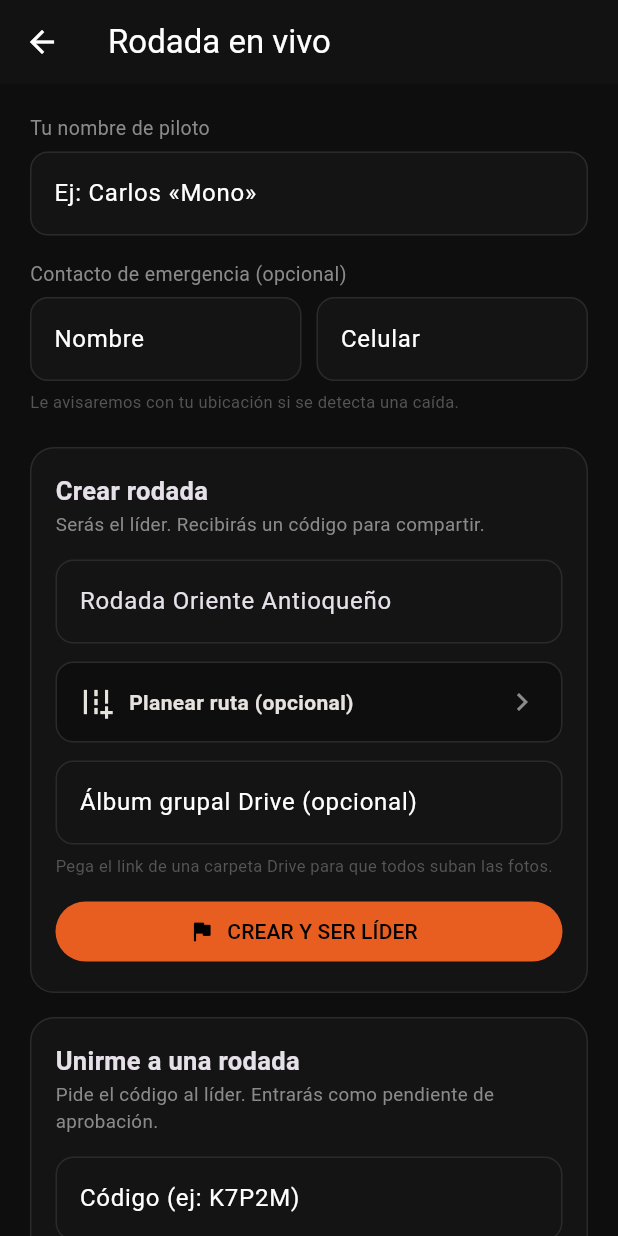
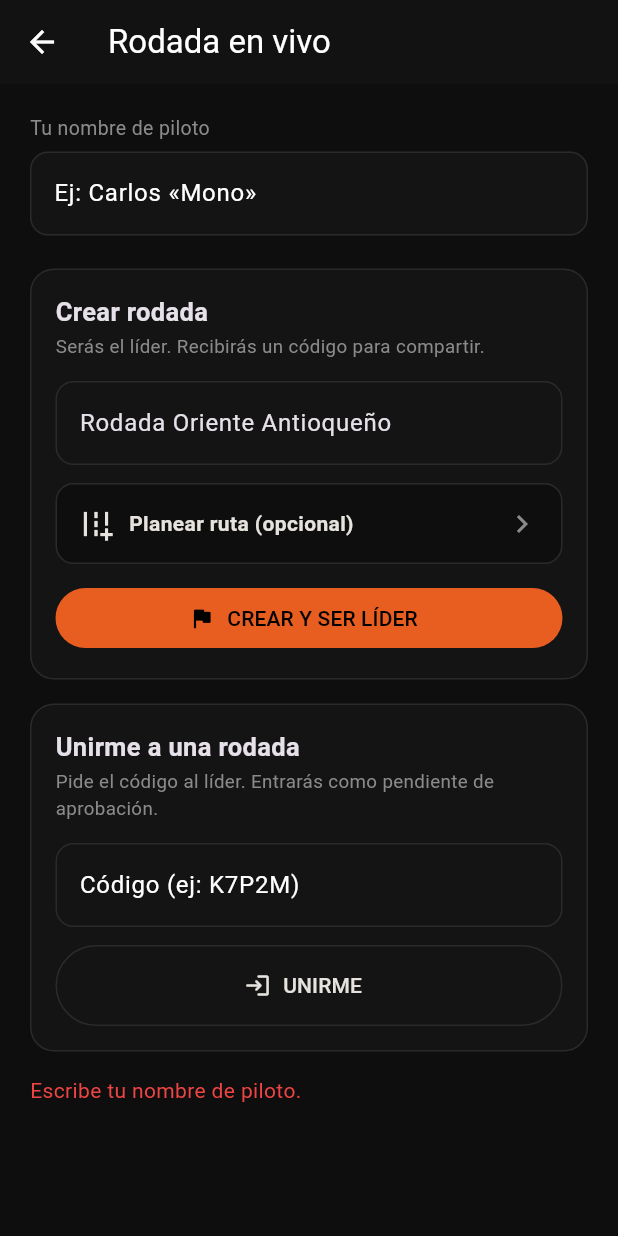
Before and after one commit to multiservicioslavina-commits/gruas, a Flutter app: the RideEntryScreen screen opened directly, after a tap on "CREAR Y SER LÍDER", on a phone screen of 412 x 824 dp. Run offline on Flutter 3.47's test engine with Material 3 defaults, Android fonts, the phone set to English and light mode, and no system bars; our stand-ins replace flutter_map, geolocator, image_picker, latlong2, permission_handler, sensors_plus and 3 more; missing offline and left inert: gal, onesignal_flutter; accounts and stored records are empty.

Commit message:
Limpiar pantalla de rodada y mejorar planificador de ruta
- Quitar sección de contacto de emergencia (no útil)
- Quitar campo de álbum grupal Drive (no útil)
- Geocoding: agregar proximity Medellín por defecto + filtro por types
  para que las búsquedas prioricen Antioquia
- Planificador: reemplazar botón GUARDAR del AppBar por botón grande
  CONFIRMAR RUTA debajo del mapa, más visible y claro

Co-Authored-By: Claude Sonnet 5 <noreply@anthropic.com>
Claude-Session: https://claude.ai/code/session_01Egw2JJ7dhPUc8eYSxZAm3m

```diff
--- a/ridera-ride-live/lib/screens/ride_entry_screen.dart
+++ b/ridera-ride-live/lib/screens/ride_entry_screen.dart
@@ -19,9 +19,6 @@ class _RideEntryScreenState extends State<RideEntryScreen> {
   final _code = TextEditingController();
   final _auth = AuthService();
   final _repo = RideRepository();
-  final _emName = TextEditingController();
-  final _emPhone = TextEditingController();
-  final _driveUrl = TextEditingController();
   bool _busy = false;
   String? _error;
   PlannedRouteResult? _plannedRoute;
@@ -51,11 +48,6 @@ class _RideEntryScreenState extends State<RideEntryScreen> {
 
       await SessionService()
           .save(joinCode: bound.joinCode, isLeader: bound.isLeader, name: name);
-
-      if (_emPhone.text.trim().isNotEmpty) {
-        controller.setEmergencyContact(
-            _emName.text.trim(), _emPhone.text.trim());
-      }
 
       if (!mounted) return;
       Navigator.of(context).pushReplacement(MaterialPageRoute(
@@ -89,7 +81,7 @@ class _RideEntryScreenState extends State<RideEntryScreen> {
       destinationLon: planned?.destinationLon,
       plannedDistanceKm: planned?.route.distanceKm,
       plannedDurationMin: planned?.route.durationMin,
-      driveFolderUrl: _driveUrl.text.trim(),
+      driveFolderUrl: '',
     );
     return _Bound(ride.id, ride.name, ride.joinCode, true);
   }
@@ -126,27 +118,6 @@ class _RideEntryScreenState extends State<RideEntryScreen> {
                 controller: _name,
                 textCapitalization: TextCapitalization.words,
                 decoration: _dec('Ej: Carlos «Mono»')),
-            const SizedBox(height: 16),
-            const Text('Contacto de emergencia (opcional)',
-                style: TextStyle(color: RColors.inkDim, fontSize: 13)),
-            const SizedBox(height: 6),
-            Row(children: [
-              Expanded(
-                  child: TextField(
-                      controller: _emName,
-                      textCapitalization: TextCapitalization.words,
-                      decoration: _dec('Nombre'))),
-              const SizedBox(width: 10),
-              Expanded(
-                  child: TextField(
-                      controller: _emPhone,
-                      keyboardType: TextInputType.phone,
-                      decoration: _dec('Celular'))),
-            ]),
-            const SizedBox(height: 6),
-            const Text(
-                'Le avisaremos con tu ubicación si se detecta una caída.',
-                style: TextStyle(color: RColors.inkFaint, fontSize: 11)),
             const SizedBox(height: 22),
             _card(
               title: 'Crear rodada',
@@ -211,21 +182,6 @@ class _RideEntryScreenState extends State<RideEntryScreen> {
                         color: RColors.inkDim,
                       ),
                     ]),
-                  ),
-                ),
-                const SizedBox(height: 12),
-                // Álbum grupal Drive (opcional)
-                TextField(
-                  controller: _driveUrl,
-                  keyboardType: TextInputType.url,
-                  decoration: _dec('Álbum grupal Drive (opcional)'),
-                ),
-                const SizedBox(height: 6),
-                const Align(
-                  alignment: Alignment.centerLeft,
-                  child: Text(
-                    'Pega el link de una carpeta Drive para que todos suban las fotos.',
-                    style: TextStyle(color: RColors.inkFaint, fontSize: 11),
                   ),
                 ),
                 const SizedBox(height: 12),
```
Also changed, not shown: ridera-ride-live/lib/screens/route_planner_screen.dart (+21 -10 lines), ridera-ride-live/lib/services/directions_service.dart (+5 -3 lines).
